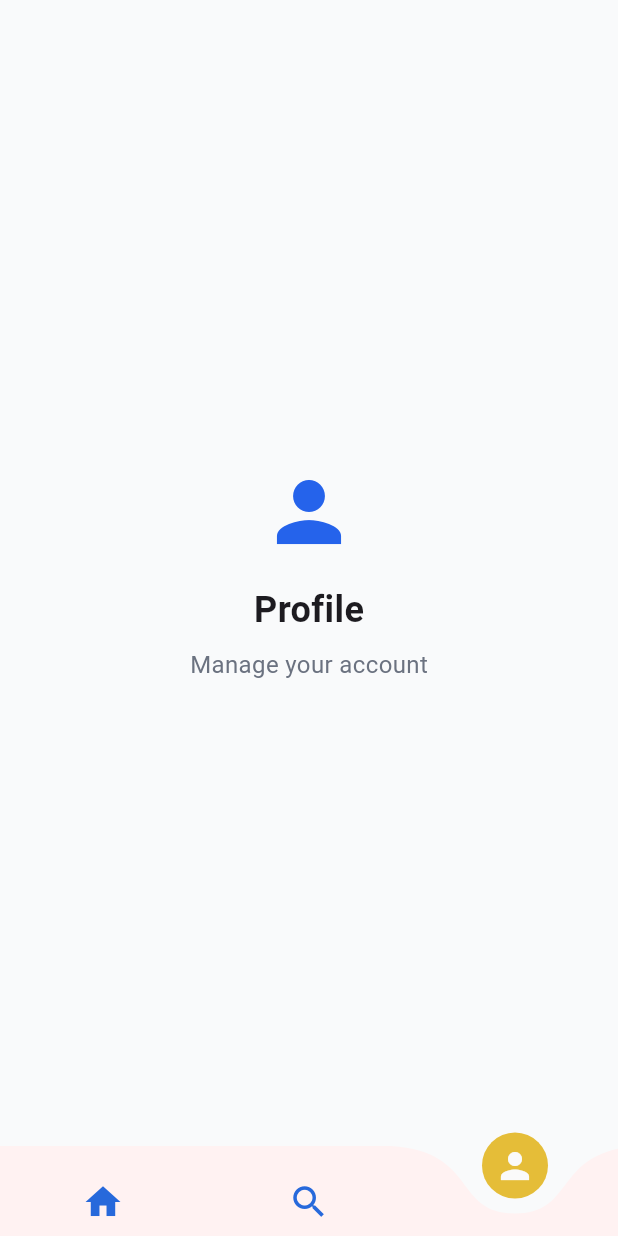
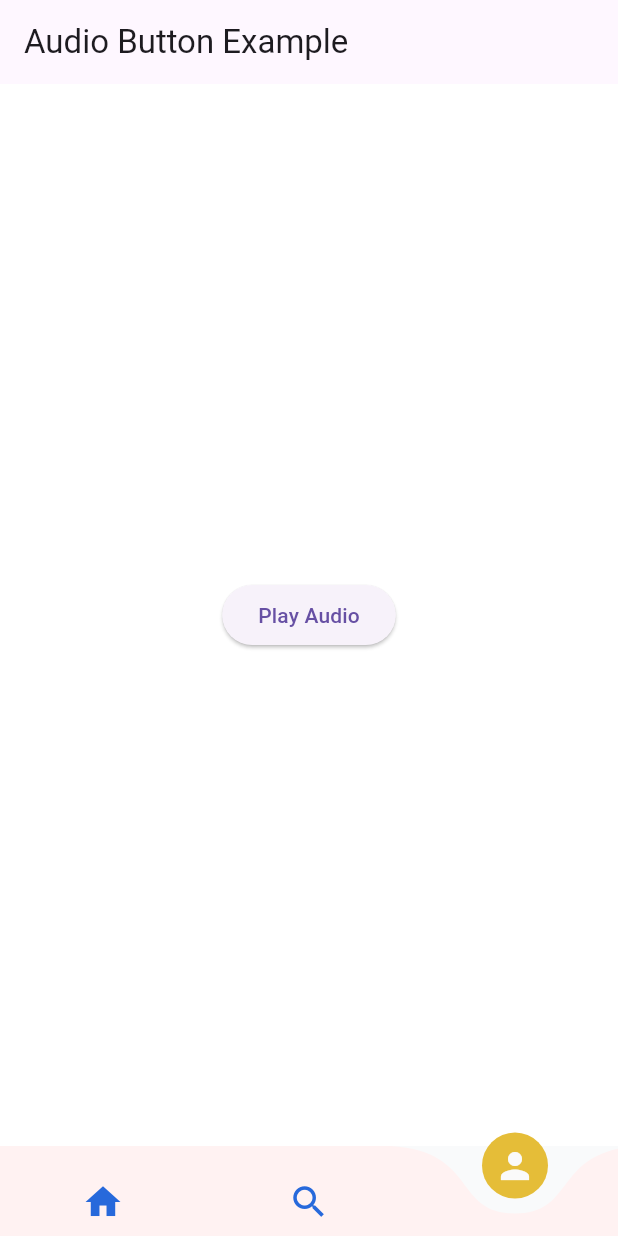
Before and after one commit to dhimanLove/nofap, a Flutter app: the screen it shows after launch, item 3 of the bottom bar chosen, on a phone screen of 412 x 824 dp. Run offline on Flutter 3.47's test engine with Material 3 defaults, Android fonts, the phone set to English and light mode, and no system bars; drawn by our look-alikes of curved_navigation_bar; our stand-ins replace audioplayers, get, lottie, shared_preferences, smooth_page_indicator.

Commit message:
Implements reward audio and navigation
Adds audio reward functionality and integrates it into the bottom navigation bar.

The changes include:
- Adds a new audio file for rewards.
- Integrates the audioplayers package to play the audio.
- Introduces a new screen for audio playback.
- Modifies the bottom navigation bar to include the new reward screen.

```diff
--- a/lib/Components/gnav.dart
+++ b/lib/Components/gnav.dart
@@ -1,6 +1,7 @@
 import 'package:flutter/material.dart';
 import 'package:curved_navigation_bar/curved_navigation_bar.dart';
 import 'package:nofap/screens/Pages/Home/homescreen.dart';
+import 'package:nofap/screens/Rewards/rewards.dart';
 
 class BottomNavBar extends StatefulWidget {
   const BottomNavBar({super.key});
@@ -12,13 +13,12 @@ class BottomNavBar extends StatefulWidget {
 class _BottomNavBarState extends State<BottomNavBar> {
   int selectedIndex = 0;
 
-  final List<Widget> pages = const [
+  final List<Widget> pages =  [
     HomeScreen(),
     Page2(),
-    Page3(),
+    SimpleAudioScreen(),
   ];
 
-  // Ultra-light color scheme
   static const Color backgroundColor = Color(0xFFF9FAFB); // main bg
   static const Color barColor = Color(0xFFFFFFFF); // navbar bg
   static const Color activeColor = Color(0xFF2563EB); // active icon
@@ -120,27 +120,3 @@ class Page2 extends StatelessWidget {
     );
   }
 }
-
-class Page3 extends StatelessWidget {
-  const Page3({super.key});
-
-  @override
-  Widget build(BuildContext context) {
-    return SafeArea(
-      child: Center(
-        child: Column(
-          mainAxisAlignment: MainAxisAlignment.center,
-          children: const [
-            Icon(Icons.person, size: 64, color: Color(0xFF2563EB)),
-            SizedBox(height: 16),
-            Text('Profile',
-                style: TextStyle(fontSize: 24, fontWeight: FontWeight.w600)),
-            SizedBox(height: 8),
-            Text('Manage your account',
-                style: TextStyle(fontSize: 16, color: Color(0xFF6B7280))),
-          ],
-        ),
-      ),
-    );
-  }
-}
--- a/lib/main.dart
+++ b/lib/main.dart
@@ -2,9 +2,11 @@ import 'package:flutter/material.dart';
 import 'package:flutter/services.dart';
 import 'package:get/get.dart';
 import 'package:nofap/routes/routes.dart';
+import 'package:nofap/screens/Pages/Home/homescreen.dart';
 
 void main() {
   WidgetsFlutterBinding.ensureInitialized();
+   Get.put(HomeController());
 
   // Set full-screen immersive mode
   SystemChrome.setEnabledSystemUIMode(
--- a/lib/routes/routes.dart
+++ b/lib/routes/routes.dart
@@ -2,6 +2,7 @@ import 'package:get/get.dart';
 import 'package:nofap/Components/gnav.dart';
 import 'package:nofap/screens/Pages/Onboarding.dart';
 import 'package:nofap/screens/Pages/Home/homescreen.dart';
+import 'package:nofap/screens/Rewards/rewards.dart';
 import 'package:nofap/screens/errorscreen.dart';
 
 class AppRoutes {
@@ -9,11 +10,13 @@ class AppRoutes {
   static const String gnav = '/gnav';
   static const String onboarding = '/onboarding';
   static const String error = '/error';
+  static const String game = '/game';
 
   static final List<GetPage> pages = [
     GetPage(name: home,transition:Transition.cupertinoDialog, page: () => const HomeScreen()),
     GetPage(name: onboarding, page: () => const Onboarding()),
     GetPage(name: error, page: () => const ErrorScreen()),
-    GetPage(name: gnav, page: () => const BottomNavBar())
+    GetPage(name: gnav, page: () => const BottomNavBar()),
+    GetPage(name: game, page: () =>  SimpleAudioScreen())
   ];
 }
--- a/lib/screens/Rewards/rewards.dart
+++ b/lib/screens/Rewards/rewards.dart
@@ -0,0 +1,42 @@
+import 'package:flutter/material.dart';
+import 'package:audioplayers/audioplayers.dart';
+import 'package:get/get.dart';
+
+class SimpleAudioScreen extends StatefulWidget {
+  const SimpleAudioScreen({super.key});
+
+  @override
+  State<SimpleAudioScreen> createState() => _SimpleAudioScreenState();
+}
+
+class _SimpleAudioScreenState extends State<SimpleAudioScreen> {
+  final AudioPlayer _player = AudioPlayer();
+
+  @override
+  void dispose() {
+    _player.dispose();
+    super.dispose();
+  }
+
+  void _playAudio() async {
+    try {
+      await _player.play(AssetSource('assets/level-up-04-243762.mp3'));
+    } catch (e) {
+
+     Get.snackbar('Error', 'Error playing audio: $e');
+    }
+  }
+
+  @override
+  Widget build(BuildContext context) {
+    return Scaffold(
+      appBar: AppBar(title: const Text("Audio Button Example")),
+      body: Center(
+        child: ElevatedButton(
+          onPressed: _playAudio,
+          child: const Text("Play Audio"),
+        ),
+      ),
+    );
+  }
+}
--- a/pubspec.yaml
+++ b/pubspec.yaml
@@ -39,6 +39,7 @@ dependencies:
   # Useful small helpers
   shared_preferences: ^2.3.2
   intl: ^0.19.0
+  audioplayers: ^6.0.0
 
 dev_dependencies:
   flutter_test:
@@ -50,6 +51,7 @@ flutter:
 
   assets:
     - Assets/
+    - Assets/level-up-04-243762.mp3
 
   fonts:
     - family: Chillax
```
Also changed, not shown: lib/screens/Pages/Home/homescreen.dart (+3 -4 lines), pubspec.lock, 6 other files.
